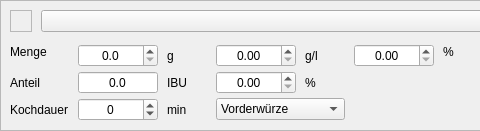
The window that kleiner-brauhelfer/widgets/wdghopfengabe.ui (kleiner-brauhelfer/kleiner-brauhelfer-2) describes before a commit, drawn with Qt 5; both pictures show x 0 to 480 and y 0 to 131 of the 823 by 131 pixel window.
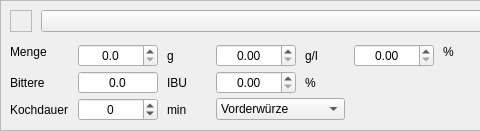
The same window after the commit. Icons and pictures are not drawn. Custom widgets are drawn as their Qt base class.

Diff of the .ui file:
```diff
--- a/kleiner-brauhelfer/widgets/wdghopfengabe.ui
+++ b/kleiner-brauhelfer/widgets/wdghopfengabe.ui
@@ -327,7 +327,7 @@
         <item row="2" column="0">
          <widget class="QLabel" name="label">
           <property name="text">
-           <string>Anteil</string>
+           <string>Bittere</string>
           </property>
          </widget>
         </item>
```
